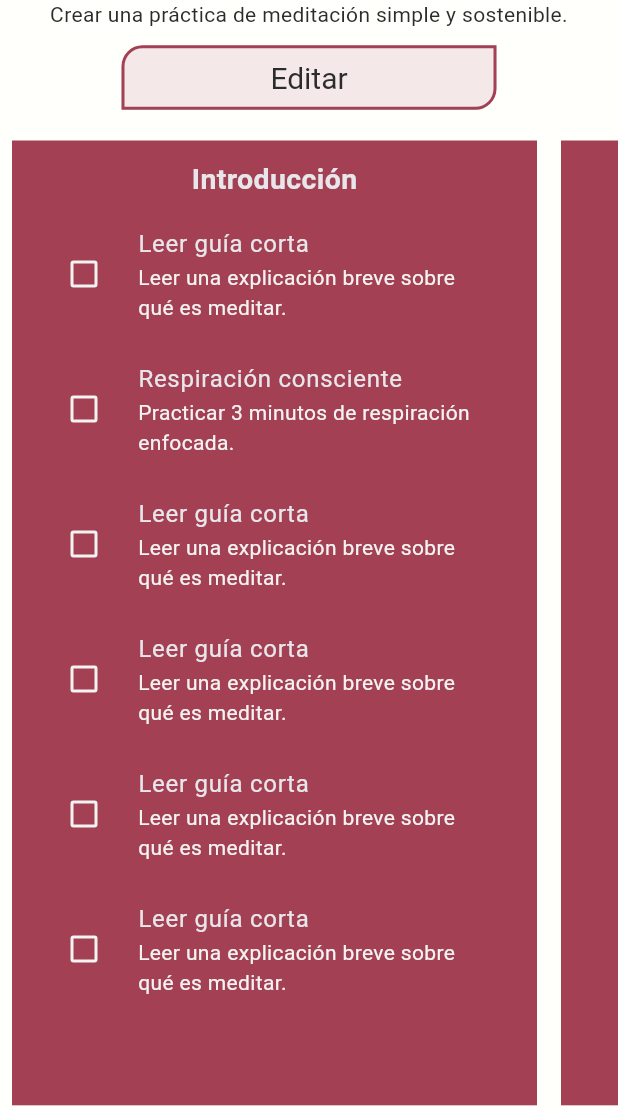
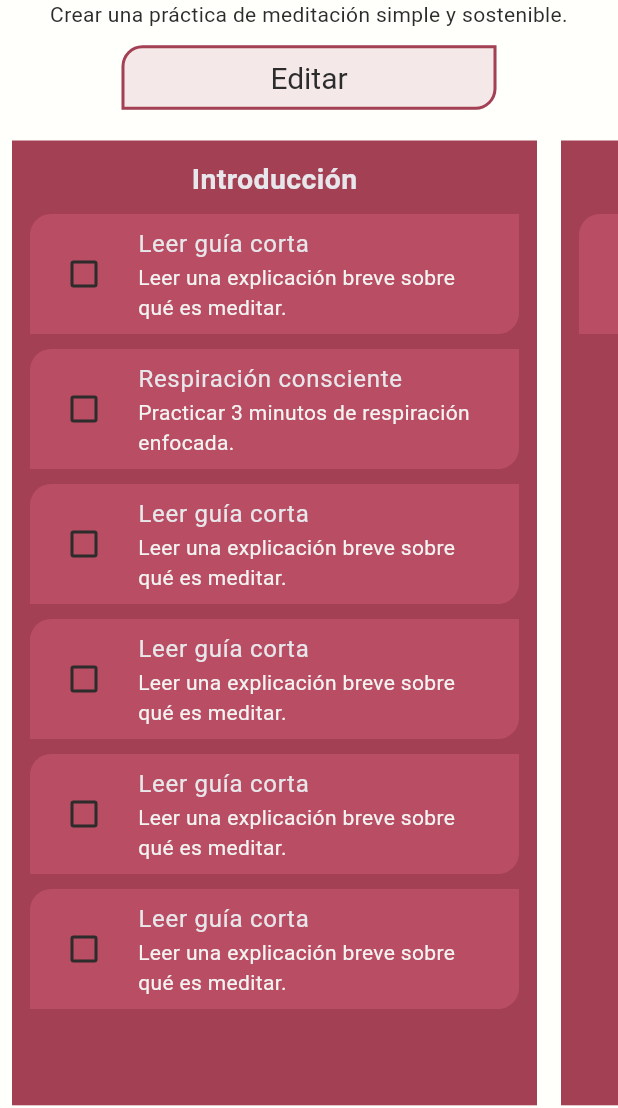
Before and after one commit to sackflorencia/Nava, a Flutter app: the GoalView screen opened directly with sample values from the repository, on a phone screen of 412 x 824 dp, the part 128-1236 px from its top. Run offline on Flutter 3.47's test engine with Material 3 defaults, Android fonts, the light colour scheme and no system bars; our stand-ins replace flutter_riverpod, fluttertoast, go_router; missing offline and left inert: string_to_icon.

Commit message:
Improved UI
Changed some app colors and when a task is checked now the texts are in italic and have a textdecoration.linethrough

```diff
--- a/lib/src/screens/account.dart
+++ b/lib/src/screens/account.dart
@@ -64,7 +64,7 @@ class _AccountState extends State<Account> {
                     fontSize: 130,
                     fontWeight: FontWeight.w500,
                     fontFamily: 'Vaughan',
-                    color: Theme.of(context).colorScheme.onSurface,
+                    color: Theme.of(context).colorScheme.onInverseSurface,
                     height: 0.7,
                   ),
                 ),
--- a/lib/src/screens/home_screen.dart
+++ b/lib/src/screens/home_screen.dart
@@ -143,19 +143,19 @@ class _HomeScreenState extends State<HomeScreen> {
       ],
     ),
   );
-}
-
   void _handleAddingEmptyGoal(TextEditingController goalController, context) {
     if (goalController.text.isEmpty) {
       Fluttertoast.showToast(msg: "Por favor ingrese el nombre de su objetivo");
     } else {
       addGoal(name: goalController.text);
+      setState(() {
         Navigator.of(context).pop();
         GoRouter.of(
           context,
         ).go('/home', extra: ""); //TODO: cambiar el email cuando haga riverpod
         goalController.text = "";
         Fluttertoast.showToast(msg: "Ingreso exitoso!");
+      });
     }
   }
 
@@ -168,3 +168,4 @@ void _handleChoosingTemplate(TextEditingController goalController, context) {
       ).go('/choose_goal_template', extra: goalController.text);
     }
   }
+}
--- /dev/null
+++ b/lib/src/theme/theme_utils.dart
@@ -0,0 +1,17 @@
+import 'package:flutter/material.dart';
+
+Color darken(Color color, [double amount = .1]) {
+  final hsl = HSLColor.fromColor(color);
+  final hslDark = hsl.withLightness(
+    (hsl.lightness - amount).clamp(0.0, 1.0),
+  );
+  return hslDark.toColor();
+}
+
+Color lighten(Color color, [double amount = .1]) {
+  final hsl = HSLColor.fromColor(color);
+  final hslLight = hsl.withLightness(
+    (hsl.lightness + amount).clamp(0.0, 1.0),
+  );
+  return hslLight.toColor();
+}
--- a/lib/src/widgets/navbar.dart
+++ b/lib/src/widgets/navbar.dart
@@ -25,21 +25,23 @@ class Navbar extends StatelessWidget {
             ),
             TextButton(
               onPressed: () {},
-              child: Row(children: [
+              child: Row(
+                children: [
                   Icon(
                     Icons.settings,
                     size: 30,
-                  color: Theme.of(context).colorScheme.onSurface,
+                    color: Theme.of(context).colorScheme.onInverseSurface,
                   ),
                   SizedBox(width: 10),
                   Text(
                     "Configuración",
                     style: TextStyle(
                       fontSize: 23,
-                    color: Theme.of(context).colorScheme.onSurface,
+                      color: Theme.of(context).colorScheme.onInverseSurface,
                     ),
                   ),
-              ]),
+                ],
+              ),
             ),
           ],
         ),
--- a/lib/src/widgets/task_list_tile.dart
+++ b/lib/src/widgets/task_list_tile.dart
@@ -1,5 +1,6 @@
 import 'package:flutter/material.dart';
 import 'package:nava/src/models/task.dart';
+import 'package:nava/src/theme/theme_utils.dart';
 import 'package:nava/src/utils/change_object_values.dart';
 
 class TaskListTile extends StatefulWidget {
@@ -14,11 +15,41 @@ class _TaskListTileState extends State<TaskListTile> {
   late bool _isChecked = widget.task.isCompleted;
   @override
   Widget build(BuildContext context) {
-    return CheckboxListTile(
-      title: Text(widget.task.title),
-      subtitle: Text(widget.task.description),
+    return Material(
+      color: lighten(
+        Theme.of(context).colorScheme.surfaceContainerHighest,
+        0.07,
+      ),
+      borderRadius: BorderRadius.only(
+        topLeft: Radius.circular(14),
+        topRight: Radius.circular(0),
+        bottomLeft: Radius.circular(0),
+        bottomRight: Radius.circular(14),
+      ),
+      child: CheckboxListTile(
+        title: Text(
+          widget.task.title,
+          style: TextStyle(
+            color: Theme.of(context).colorScheme.onSurface,
+            decoration: _isChecked
+                ? TextDecoration.lineThrough
+                : TextDecoration.none,
+            fontStyle: _isChecked ? FontStyle.italic : FontStyle.normal,
+          ),
+        ),
+        subtitle: Text(
+          widget.task.description,
+          style: TextStyle(
+            color: Theme.of(context).colorScheme.onSurfaceVariant,
+            decoration: _isChecked
+                ? TextDecoration.lineThrough
+                : TextDecoration.none,
+            decorationThickness: 2,
+            fontStyle: _isChecked ? FontStyle.italic : FontStyle.normal,
+          ),
+        ),
         value: _isChecked,
-      onChanged: (bool? newValue){
+        onChanged: (bool? newValue) {
           changeIsCompletedTaskValue(widget.task.id, newValue);
           setState(() {
             _isChecked = newValue!;
@@ -26,12 +57,10 @@ class _TaskListTileState extends State<TaskListTile> {
         },
         controlAffinity: ListTileControlAffinity.leading,
         activeColor: Theme.of(context).colorScheme.secondary,
-      shape: const RoundedRectangleBorder(
-          borderRadius: BorderRadius.only(
-            topLeft: Radius.circular(14),
-            topRight: Radius.circular(0),
-            bottomLeft: Radius.circular(0),
-            bottomRight: Radius.circular(14),
+        checkColor: Theme.of(context).colorScheme.surface,
+        side: BorderSide(
+          color: Theme.of(context).colorScheme.onInverseSurface,
+          width: 2,
         ),
       ),
     );
--- a/lib/src/widgets/tasks_list.dart
+++ b/lib/src/widgets/tasks_list.dart
@@ -2,19 +2,24 @@ import 'package:flutter/material.dart';
 import 'package:nava/src/models/task.dart';
 import 'package:nava/src/widgets/task_list_tile.dart';
 
-class TasksList extends StatelessWidget {
+class TasksList extends StatefulWidget {
   final List<Task> tasks;
   const TasksList({super.key, required this.tasks});
 
   @override
+  State<TasksList> createState() => _TasksListState();
+}
+
+class _TasksListState extends State<TasksList> {
+  @override
   Widget build(BuildContext context) {
     return ListView.builder(
-      itemCount: tasks.length,
+      itemCount: widget.tasks.length,
       shrinkWrap: true,
       itemBuilder: (context, index) {
         return Column(
           children: [
-            TaskListTile(task: tasks[index]),
+            TaskListTile(task: widget.tasks[index]),
             SizedBox(height: 10),
           ],
         );
```
Lines whose indentation alone changed are shown as unchanged.
